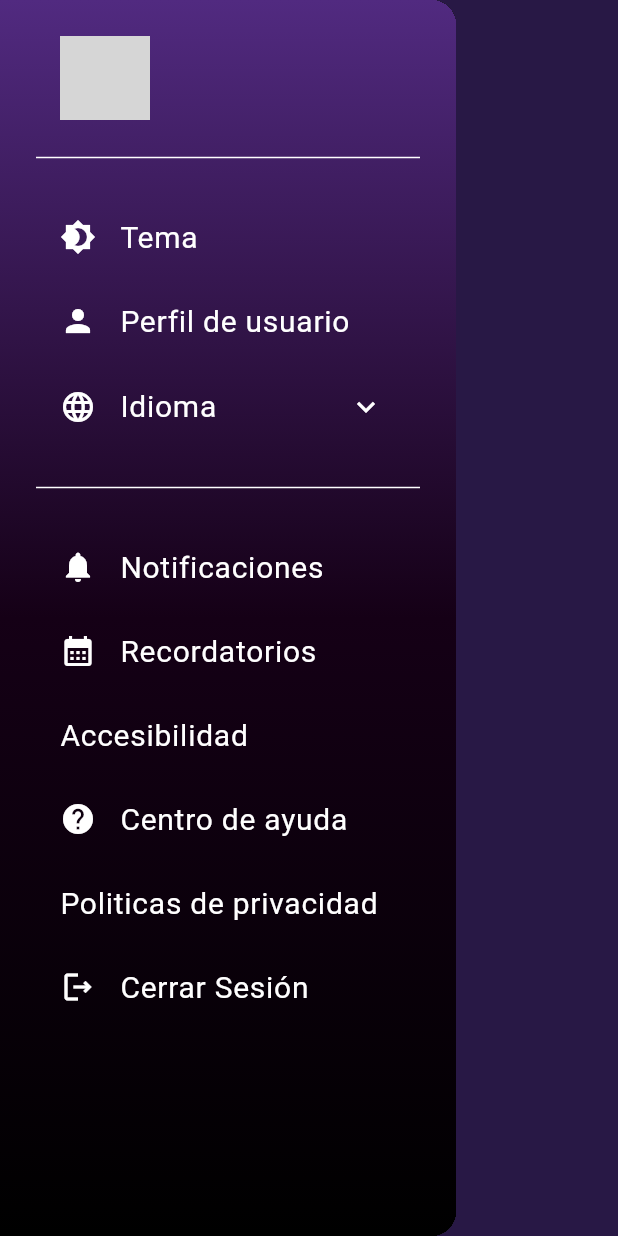
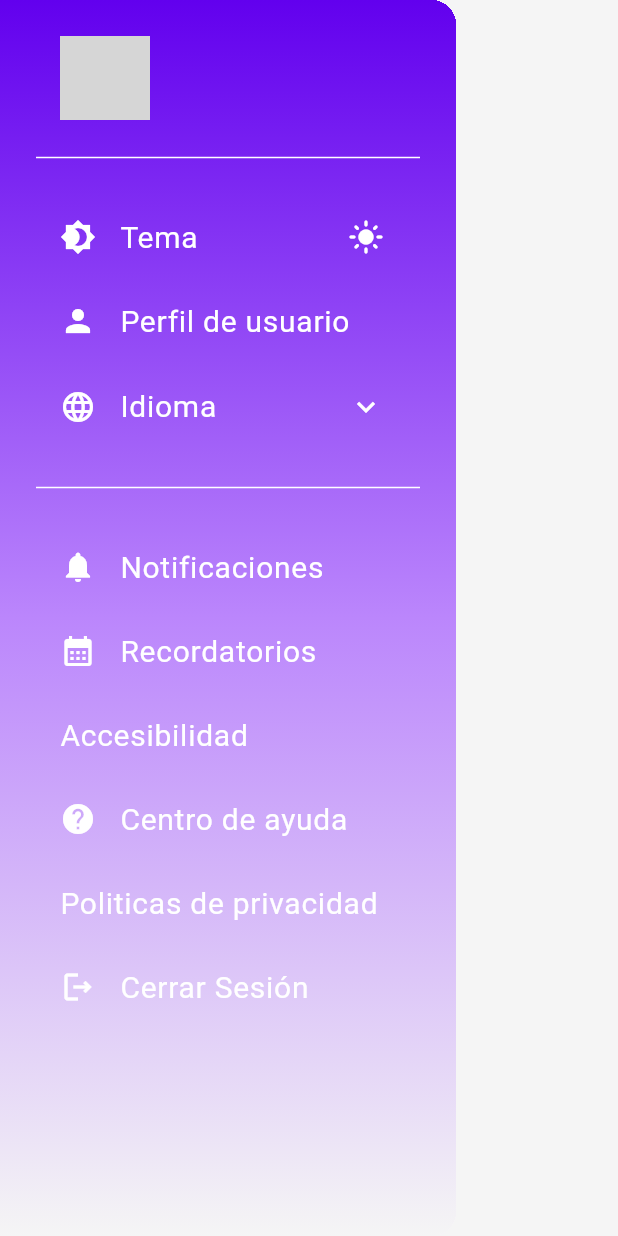
Before and after one commit to jacquelr/Wisdrive, a Flutter app: the SidebarMenu widget shown alone on an empty page, opened directly, after a tap on "Tema", on a phone screen of 412 x 824 dp. Run offline on Flutter 3.47's test engine with Material 3 defaults, Android fonts, the phone set to English and light mode, and no system bars; our stand-ins replace get, google_fonts, youtube_player_flutter; Roboto replaces fonts that are missing (Play); grey boxes are pictures that could not be loaded.

Commit message:
feat(LightTheme):dynamic light/dark theme

```diff
--- /dev/null
+++ b/lib/controllers/theme_controller.dart
@@ -0,0 +1,12 @@
+import 'package:get/get.dart';
+import 'package:quiz_app/data/app_theme.dart';
+
+class ThemeController extends GetxController {
+  var isDarkMode = true.obs; // 🌙 Modo oscuro por defecto
+
+  void toggleTheme() {
+    isDarkMode.value = !isDarkMode.value;
+    Get.changeTheme(isDarkMode.value ? AppTheme.darkTheme : AppTheme.lightTheme);
+    Get.forceAppUpdate();
+  }
+}
--- a/lib/data/app_theme.dart
+++ b/lib/data/app_theme.dart
@@ -9,30 +9,59 @@ const royalPurple = Color.fromARGB(255, 118, 0, 124);
 const violet = Color.fromARGB(255, 151, 71, 255);
 
 class AppTheme {
-  // Definimos los colores de la paleta
+  // 🎨 Paleta de colores oscuros
   static const Color darkPurple = Color(0xFF281845);
   static const Color mediumPurple = Color(0xFF512A80);
   static const Color lightPurple = Color(0xFF8A52C3);
 
-  // Definimos el gradiente de fondo
+  // 🎨 Paleta de colores claros
+  static const Color lightBackground = Color(0xFFF5F5F5);
+  static const Color lightPrimary = Color(0xFFBB86FC);
+  static const Color lightSecondary = Color(0xFF6200EE);
+  static const Color lightAccent = Color(0xFF3700B3);
+
+  // 🌌 Gradientes oscuros
   static const LinearGradient splashBgGradient = LinearGradient(
     colors: [darkPurple, mediumPurple, lightPurple],
     begin: Alignment.topCenter,
     end: Alignment.bottomCenter,
   );
+
   static const LinearGradient blackBgGradient = LinearGradient(
     colors: [mediumPurple, blackPurple, black],
     begin: Alignment.topCenter,
     end: Alignment.bottomCenter,
   );
+
   static const LinearGradient invertedBlackBgGradient = LinearGradient(
     colors: [blackPurple, mediumPurple],
     begin: Alignment.topCenter,
     end: Alignment.bottomCenter,
   );
 
-  // Tema global para la app
-  static ThemeData get themeData {
+  // 🌞 Gradientes claros
+  static const LinearGradient lightBgGradient = LinearGradient(
+    colors: [lightBackground, lightPrimary, lightSecondary],
+    begin: Alignment.topCenter,
+    end: Alignment.bottomCenter,
+  );
+
+  static const LinearGradient invertedLightBgGradient = LinearGradient(
+    colors: [lightSecondary, lightPrimary, lightBackground],
+    begin: Alignment.topCenter,
+    end: Alignment.bottomCenter,
+  );
+
+  static LinearGradient getGradient(bool isDarkMode) {
+    return isDarkMode ? blackBgGradient : lightBgGradient;
+  }
+
+  static LinearGradient getInvertedGradient(bool isDarkMode) {
+    return isDarkMode ? invertedBlackBgGradient : invertedLightBgGradient;
+  }
+
+  // 🌙 Tema oscuro
+  static ThemeData get darkTheme {
     return ThemeData.dark().copyWith(
       scaffoldBackgroundColor: darkPurple,
       elevatedButtonTheme: ElevatedButtonThemeData(
@@ -47,4 +76,20 @@ class AppTheme {
       ),
     );
   }
+
+  // ☀️ Tema claro
+  static ThemeData get lightTheme {
+    return ThemeData.light().copyWith(
+      scaffoldBackgroundColor: lightBackground,
+      elevatedButtonTheme: ElevatedButtonThemeData(
+        style: ElevatedButton.styleFrom(
+          backgroundColor: lightPrimary,
+          foregroundColor: Colors.white,
+          shape: RoundedRectangleBorder(
+            borderRadius: BorderRadius.circular(20),
+          ),
+        ),
+      ),
+    );
+  }
 }
--- a/lib/main.dart
+++ b/lib/main.dart
@@ -2,6 +2,7 @@ import 'package:flutter/material.dart';
 
 import 'package:get/get.dart';
 import 'package:quiz_app/controllers/language_controller.dart';
+import 'package:quiz_app/controllers/theme_controller.dart';
 import 'package:quiz_app/data/app_theme.dart';
 import 'package:quiz_app/navigation/screens/splash_screen.dart';
 import 'package:flutter_localizations/flutter_localizations.dart';
@@ -10,6 +11,7 @@ import 'generated/l10n.dart';
 const logo = '../assets/images/logo.png';
 
 void main() {
+  Get.put(ThemeController());
   Get.put(LanguageController());
   runApp(const WisdriveApp());
 }
@@ -32,7 +34,9 @@ class WisdriveApp extends StatelessWidget {
       ],
       debugShowCheckedModeBanner: false,
       title: 'Wisdrive',
-      theme: AppTheme.themeData, // Aplicamos el tema desde theme.dart
+      theme: AppTheme.darkTheme,
+      darkTheme: AppTheme.darkTheme,
+      themeMode: ThemeMode.system,
       home: const SplashScreen(),
     );
   }
--- a/lib/navigation/screens/home_screen.dart
+++ b/lib/navigation/screens/home_screen.dart
@@ -1,4 +1,7 @@
 import 'package:flutter/material.dart';
+
+import 'package:get/get.dart';
+import 'package:quiz_app/controllers/theme_controller.dart';
 import 'package:quiz_app/data/app_theme.dart';
 import 'package:quiz_app/navigation/screens/profile_screen.dart';
 import 'package:quiz_app/widgets/sidebar_menu.dart';
@@ -10,6 +13,8 @@ class HomeScreen extends StatelessWidget {
 
   @override
   Widget build(context) {
+    final ThemeController themeController = Get.find();
+
     return MaterialApp(
       supportedLocales: S.delegate.supportedLocales,
       localizationsDelegates: const [
@@ -45,7 +50,7 @@ class HomeScreen extends StatelessWidget {
         drawer: const SidebarMenu(),
         body: Container(
           decoration:
-              const BoxDecoration(gradient: AppTheme.invertedBlackBgGradient),
+              BoxDecoration(gradient: AppTheme.getInvertedGradient(themeController.isDarkMode.value)),
         ),
       ),
     );
--- a/lib/navigation/screens/login_screen.dart
+++ b/lib/navigation/screens/login_screen.dart
@@ -1,8 +1,10 @@
 import 'package:flutter/material.dart';
 
+import 'package:get/get.dart';
 import 'package:quiz_app/data/app_theme.dart';
 import 'package:google_fonts/google_fonts.dart';
 import 'package:quiz_app/widgets/login/login_buttons.dart';
+import 'package:quiz_app/controllers/theme_controller.dart';
 import '../../generated/l10n.dart';
 
 const logo = '../assets/images/logo.png';
@@ -12,10 +14,12 @@ class LoginScreen extends StatelessWidget {
 
   @override
   Widget build(BuildContext context) {
+    final ThemeController themeController = Get.find();
+
     return Scaffold(
       body: Container(
-        decoration: const BoxDecoration(
-          gradient: AppTheme.blackBgGradient, // Aplicamos el degradado
+        decoration: BoxDecoration(
+          gradient: AppTheme.getGradient(themeController.isDarkMode.value), // Aplicamos el degradado
         ),
         child: Padding(
           padding: const EdgeInsets.symmetric(horizontal: 50),
--- a/lib/widgets/login/modal_sheet.dart
+++ b/lib/widgets/login/modal_sheet.dart
@@ -1,5 +1,8 @@
 import 'package:flutter/material.dart';
+
+import 'package:get/get.dart';
 import 'package:google_fonts/google_fonts.dart';
+import 'package:quiz_app/controllers/theme_controller.dart';
 import 'package:quiz_app/data/app_theme.dart';
 import 'package:quiz_app/navigation/screens/home_screen.dart';
 import 'package:quiz_app/widgets/login/social_login_buttons.dart';
@@ -12,6 +15,7 @@ class ModalSheet extends StatelessWidget {
 
   @override
   Widget build(BuildContext context) {
+    final ThemeController themeController = Get.find();
     final TextEditingController emailController = TextEditingController();
     final TextEditingController passwordController = TextEditingController();
     final TextEditingController confirmPasswordController =
@@ -39,9 +43,9 @@ class ModalSheet extends StatelessWidget {
     return Container(
       padding: const EdgeInsets.all(20),
       margin: const EdgeInsets.symmetric(horizontal: 20),
-      decoration: const BoxDecoration(
-        gradient: AppTheme.blackBgGradient,
-        borderRadius: BorderRadius.only(
+      decoration: BoxDecoration(
+        gradient: AppTheme.getGradient(themeController.isDarkMode.value),
+        borderRadius: const BorderRadius.only(
           topLeft: Radius.circular(20),
           topRight: Radius.circular(20),
         ),
--- a/lib/widgets/sidebar_menu.dart
+++ b/lib/widgets/sidebar_menu.dart
@@ -2,6 +2,7 @@ import 'package:flutter/material.dart';
 import 'package:get/get.dart';
 import 'package:google_fonts/google_fonts.dart';
 import 'package:quiz_app/controllers/language_controller.dart';
+import 'package:quiz_app/controllers/theme_controller.dart';
 import 'package:quiz_app/data/app_theme.dart';
 import 'package:quiz_app/navigation/screens/home_screen.dart';
 import 'package:quiz_app/navigation/screens/login_screen.dart';
@@ -14,19 +15,20 @@ class SidebarMenu extends StatelessWidget {
 
   @override
   Widget build(context) {
+    final ThemeController themeController = Get.find();
     final LanguageController languageController = Get.find();
 
     return Drawer(
       child: Container(
-        decoration: const BoxDecoration(
-          gradient: AppTheme.blackBgGradient,
+        decoration: BoxDecoration(
+          gradient: AppTheme.getInvertedGradient(themeController.isDarkMode.value),
         ),
         child: SingleChildScrollView(
           child: Column(
             crossAxisAlignment: CrossAxisAlignment.stretch,
             children: <Widget>[
               buildHeader(context),
-              buildMenuItems(context, languageController),
+              buildMenuItems(context, languageController, themeController),
             ],
           ),
         ),
@@ -37,7 +39,7 @@ class SidebarMenu extends StatelessWidget {
   Widget buildHeader(BuildContext context) => Container();
 
   Widget buildMenuItems(
-          BuildContext context, LanguageController languageController) =>
+          BuildContext context, LanguageController languageController, ThemeController themeController) =>
       Container(
         padding: const EdgeInsets.all(24),
         child: Wrap(
@@ -53,14 +55,21 @@ class SidebarMenu extends StatelessWidget {
               color: Colors.white,
               height: 50,
             ),
-            ListTile(
-                leading: const Icon(Icons.brightness_4,
-                    color: Colors.white), //brightness_5,
+            Obx(() => ListTile(
+                leading: const Icon(Icons.brightness_4, color: Colors.white), //brightness_5,
                 title: Text(
                   S.of(context).theme,
                   style: GoogleFonts.play(color: Colors.white, fontSize: 20),
                 ),
-                onTap: () {}),
+                trailing: Icon(
+                  themeController.isDarkMode.value
+                      ? Icons.dark_mode
+                      : Icons.light_mode,
+                  color: Colors.white,
+                ),
+                onTap: themeController.toggleTheme
+                ),
+            ),
             ListTile(
                 leading: const Icon(Icons.person, color: Colors.white),
                 title: Text(
```
